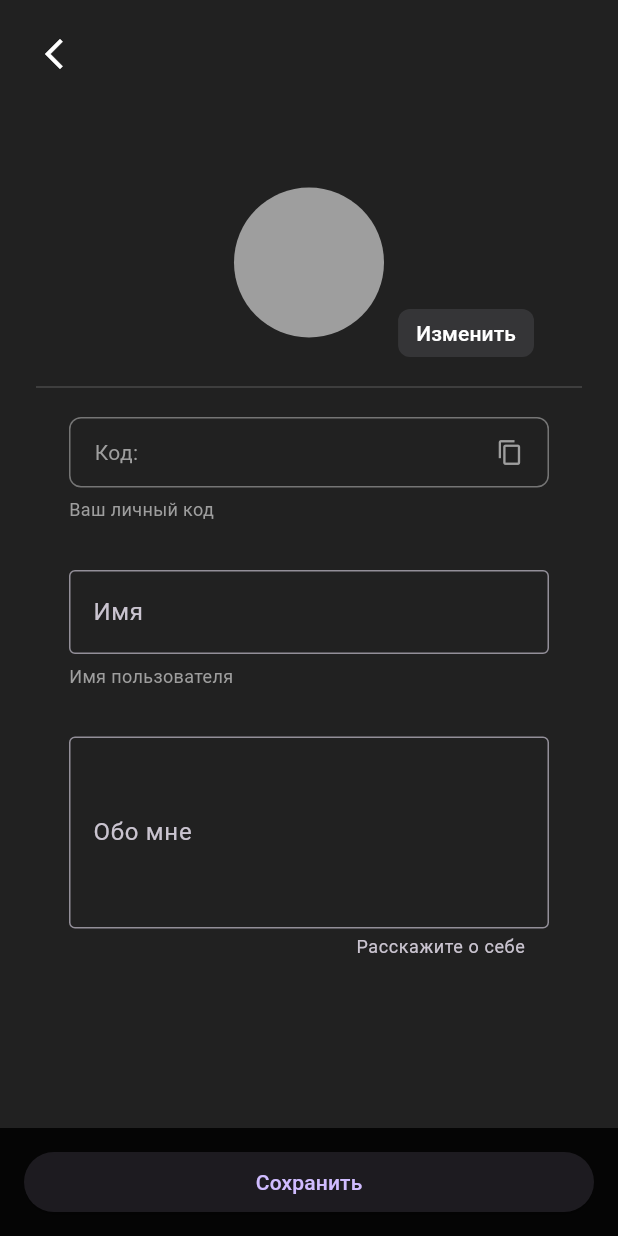
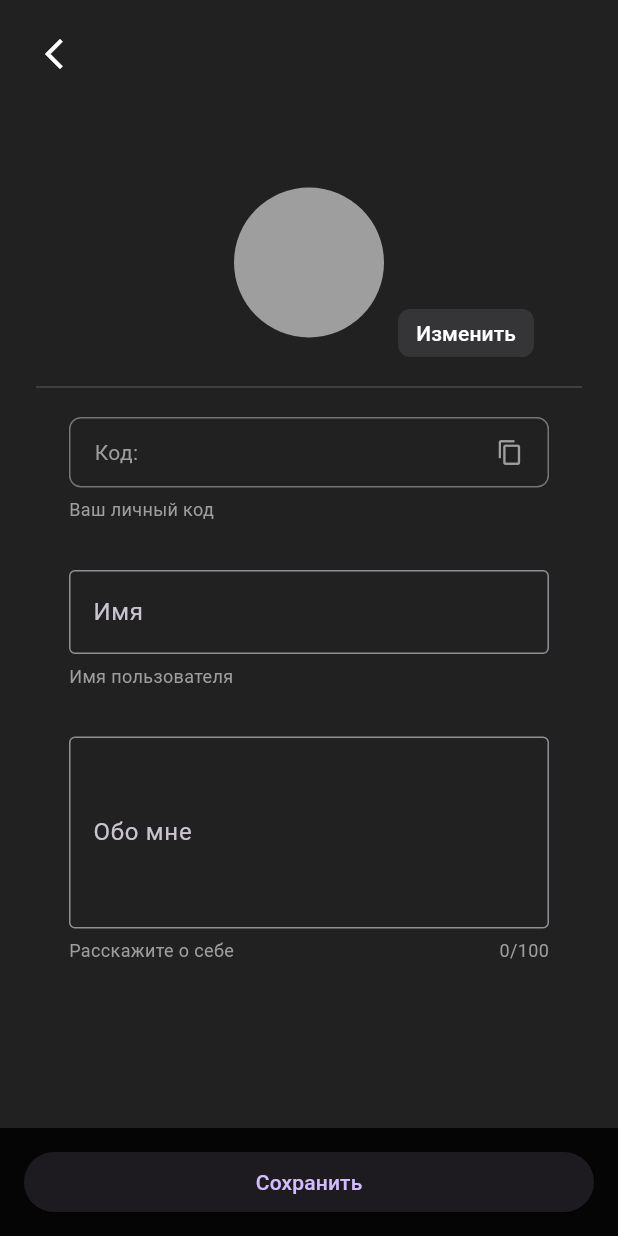
Before and after one commit to 00THESAME00/menro-push-server, a Flutter app: the EditProfileScreen screen opened directly with empty values, on a phone screen of 412 x 824 dp. Run offline on Flutter 3.47's test engine with Material 3 defaults, Android fonts, the light colour scheme and no system bars; our stand-ins replace cloud_firestore, firebase_core, firebase_messaging, shared_preferences; accounts and stored records are empty.

Commit message:
Обновление

```diff
--- a/lib/main.dart
+++ b/lib/main.dart
@@ -1225,11 +1225,28 @@ class _EditProfileScreenState extends State<EditProfileScreen> {
                             controller: aboutController,
                             maxLines: 4,
                             maxLength: 100,
+                            onChanged: (_) => setState(() {}),
                             decoration: const InputDecoration(
                               labelText: 'Обо мне',
                               border: OutlineInputBorder(),
-                              counterText: 'Расскажите о себе', // 👈 Комментарий вместо стандартного счётчика
+                              counterText: '',
                             ),
+                          ),
+                          const SizedBox(height: 6),
+                          Row(
+                            mainAxisAlignment: MainAxisAlignment.spaceBetween,
+                            crossAxisAlignment: CrossAxisAlignment.baseline,
+                            textBaseline: TextBaseline.alphabetic,
+                            children: [
+                              const Text(
+                                'Расскажите о себе',
+                                style: TextStyle(color: Colors.grey, fontSize: 12),
+                              ),
+                              Text(
+                                '${aboutController.text.length}/100',
+                                style: const TextStyle(color: Colors.grey, fontSize: 12),
+                              ),
+                            ],
                           ),
                         ],
                       ),
```
